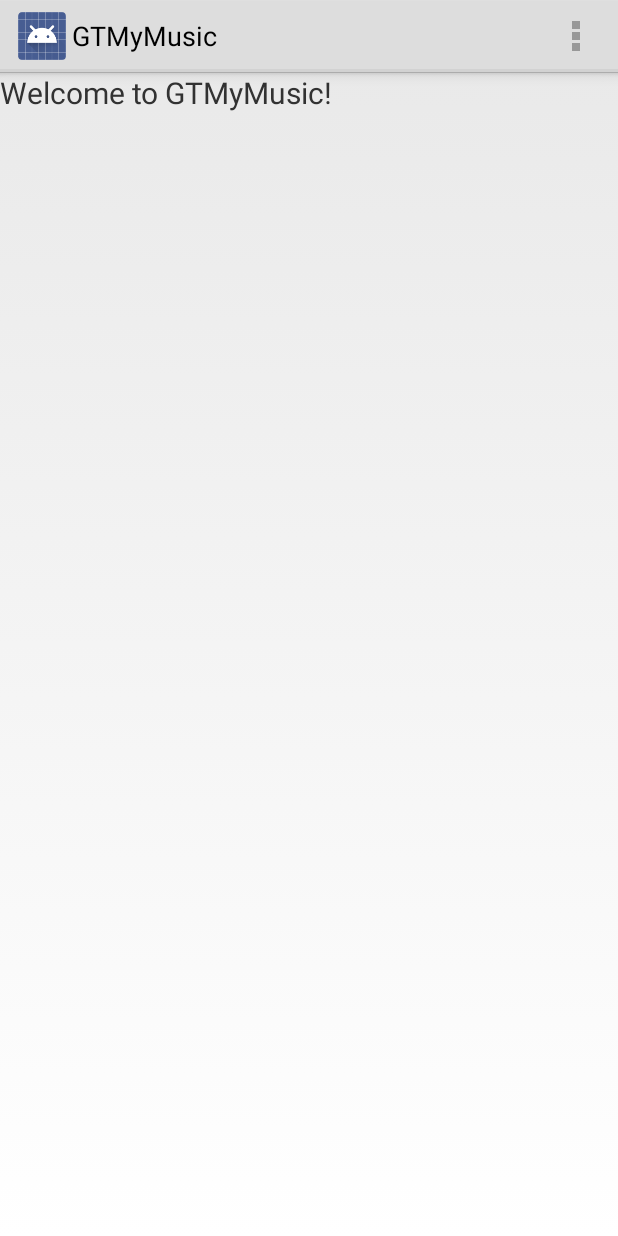
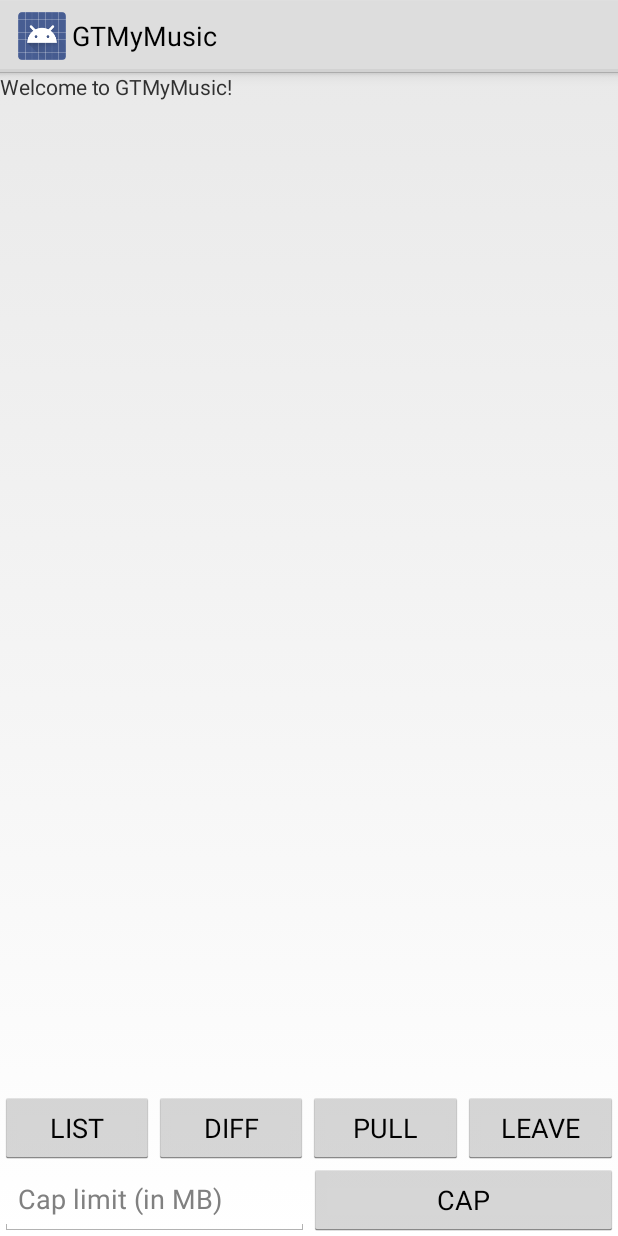
Before and after one commit to pstoica/CS3251-project-4, an Android app: the screen it shows after launch (MainActivity), on a phone screen of 412 x 824 dp. Run offline under Robolectric (Android 15) with nearby library versions, the phone set to English and light mode, and no system bars.

Commit message:
UI updates

```diff
--- a/AndroidClientProject/AndroidClient/src/main/res/layout/activity_main.xml
+++ b/AndroidClientProject/AndroidClient/src/main/res/layout/activity_main.xml
@@ -6,14 +6,75 @@
     tools:context=".MainActivity"
     tools:ignore="MergeRootFrame">
     <LinearLayout
-        android:layout_width="match_parent"
-        android:layout_height="match_parent"
-        android:orientation="horizontal" >
-        <TextView
+        android:orientation="vertical"
+        android:layout_width="fill_parent"
+        android:layout_height="fill_parent">
+        <ScrollView
             android:layout_width="fill_parent"
-            android:layout_height="fill_parent"
-            android:textSize="20sp"
-            android:text="Welcome to GTMyMusic!\n"
-            android:id="@+id/textView" />
+            android:layout_height="0dip"
+            android:layout_weight="1"
+            >
+            <LinearLayout
+                android:orientation="vertical"
+                android:layout_width="fill_parent"
+                android:layout_height="wrap_content">
+                <TextView
+                    android:layout_width="fill_parent"
+                    android:layout_height="wrap_content"
+                    android:text="Welcome to GTMyMusic!\n"
+                    android:id="@+id/textView" />
+            </LinearLayout>
+        </ScrollView>
+        <LinearLayout
+            android:orientation="horizontal"
+            android:layout_width="fill_parent"
+            android:layout_height="wrap_content">
+            <Button
+                android:layout_height="fill_parent"
+                android:layout_width="0dip"
+                android:layout_weight="1"
+                android:text="LIST"
+                android:onClick="doList"
+                android:id="@+id/command_list" />
+            <Button
+                android:layout_height="fill_parent"
+                android:layout_width="0dip"
+                android:layout_weight="1"
+                android:text="DIFF"
+                android:onClick="doDiff"
+                android:id="@+id/command_diff" />
+            <Button
+                android:id="@+id/command_pull"
+                android:layout_height="fill_parent"
+                android:layout_width="0dip"
+                android:layout_weight="1"
+                android:onClick="doPull"
+                android:text="PULL" />
+            <Button
+                android:id="@+id/command_leave"
+                android:layout_height="fill_parent"
+                android:layout_width="0dip"
+                android:layout_weight="1"
+                android:onClick="doLeave"
+                android:text="LEAVE" />
+        </LinearLayout>
+        <LinearLayout
+            android:orientation="horizontal"
+            android:layout_width="fill_parent"
+            android:layout_height="wrap_content">
+            <EditText
+                android:layout_width="0dip"
+                android:layout_weight="1"
+                android:layout_height="fill_parent"
+                android:hint="Cap limit (in MB)"
+                android:inputType="number" />
+            <Button
+                android:id="@+id/command_cap"
+                android:layout_height="fill_parent"
+                android:layout_width="0dip"
+                android:layout_weight="1"
+                android:onClick="doCap"
+                android:text="CAP" />
+        </LinearLayout>
     </LinearLayout>
 </FrameLayout>
--- a/AndroidClientProject/AndroidClient/src/main/res/menu/main.xml
+++ /dev/null
@@ -1,13 +0,0 @@
-<menu xmlns:android="http://schemas.android.com/apk/res/android">
-
-    <item android:id="@+id/command_list"
-        android:title="@string/command_list" />
-    <item android:id="@+id/command_diff"
-        android:title="@string/command_diff" />
-    <item android:id="@+id/command_pull"
-        android:title="@string/command_pull" />
-    <item android:id="@+id/command_cap"
-        android:title="@string/command_cap" />
-    <item android:id="@+id/command_leave"
-        android:title="@string/command_leave" />
-</menu>
```
Also changed, not shown: AndroidClientProject/AndroidClient/src/main/java/com/example/myfirstapp/MainActivity.java (+5 -40 lines), AndroidClientProject/AndroidClient/src/main/res/layout/activity_display_message.xml (deleted, +0 -7 lines), AndroidClientProject/AndroidClient/src/main/res/layout/activity_music_list.xml (deleted, +0 -18 lines), AndroidClientProject/AndroidClient/src/main/res/menu/display_message.xml (deleted, +0 -7 lines).
